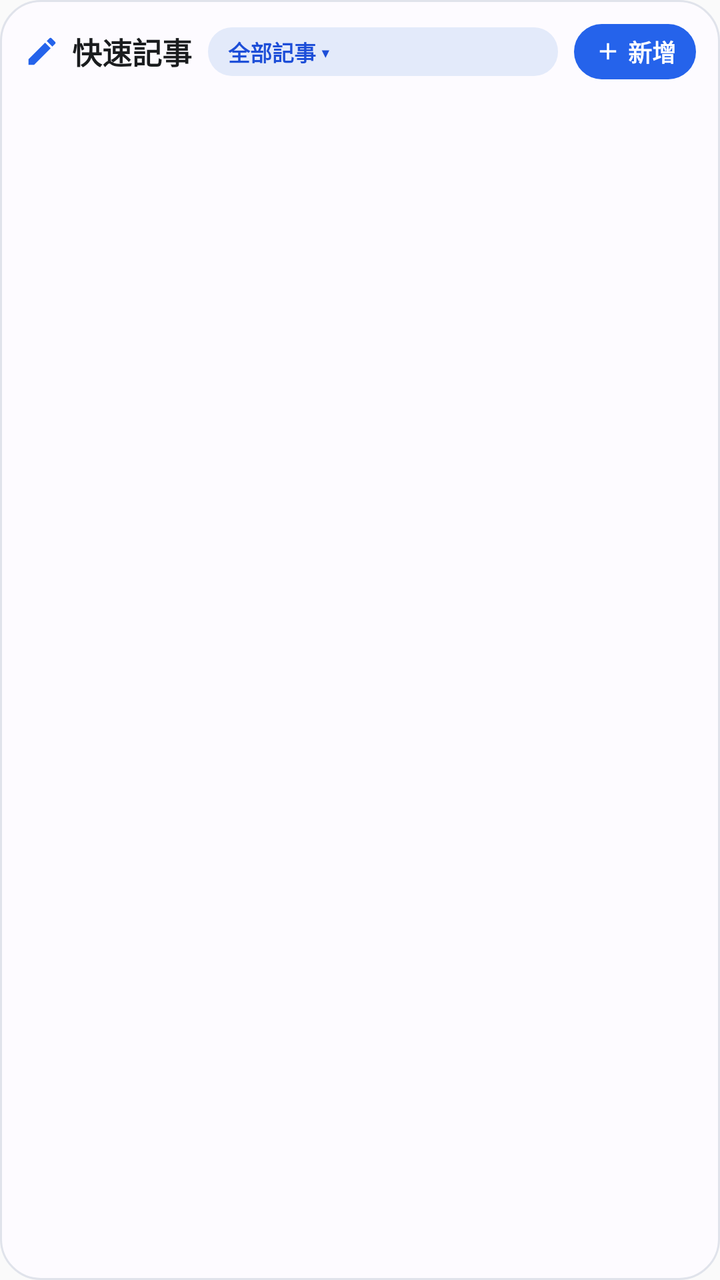
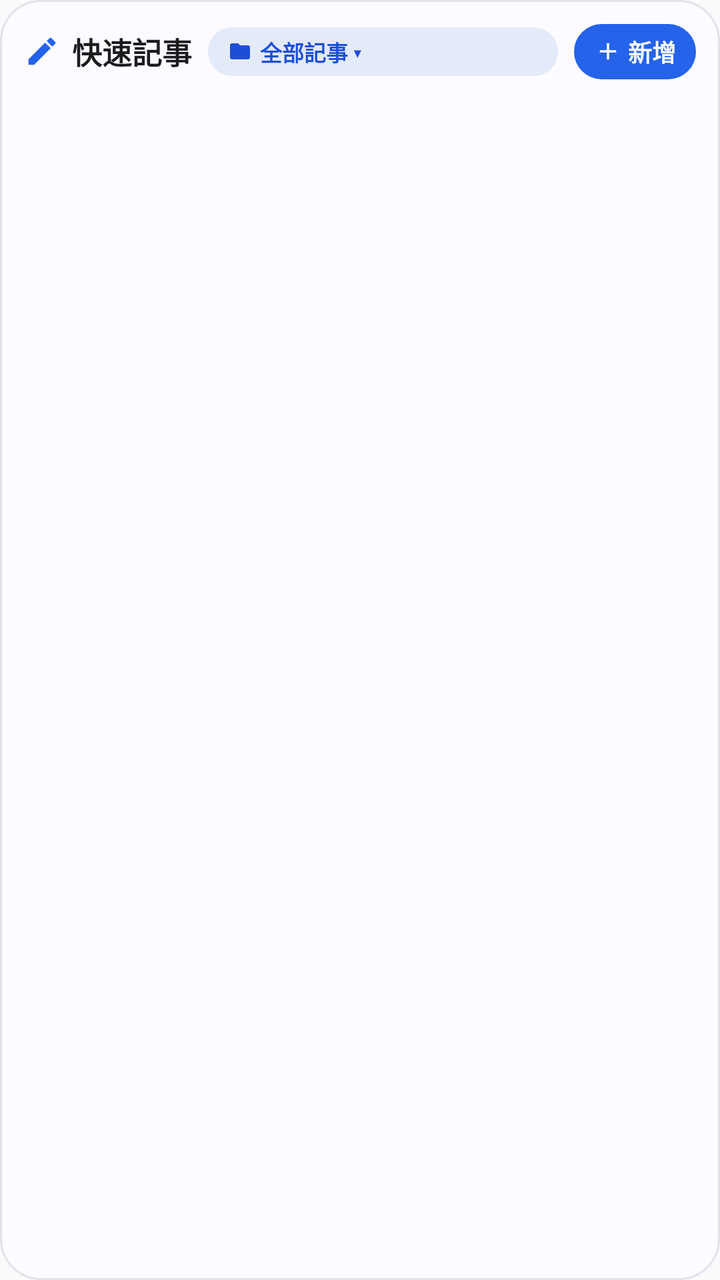

Two renders of the same Android screen: before a commit and after it. Below are the layout's source before the change and the commit's diff.
<!-- AndroidManifest.xml: application theme Theme.Notepad -->
<!-- res/layout/widget_quick_note.xml -->
<?xml version="1.0" encoding="utf-8"?>
<LinearLayout xmlns:android="http://schemas.android.com/apk/res/android"
    android:id="@+id/widget_root"
    android:layout_width="match_parent"
    android:layout_height="match_parent"
    android:background="@drawable/widget_bg"
    android:orientation="vertical"
    android:padding="12dp">

    
    <LinearLayout
        android:layout_width="match_parent"
        android:layout_height="wrap_content"
        android:gravity="center_vertical"
        android:orientation="horizontal"
        android:paddingBottom="10dp">

        <ImageView
            android:layout_width="18dp"
            android:layout_height="18dp"
            android:contentDescription="@string/widget_quick_note_name"
            android:src="@drawable/ic_widget_note" />

        <TextView
            android:id="@+id/widget_title"
            android:layout_width="wrap_content"
            android:layout_height="wrap_content"
            android:layout_marginStart="6dp"
            android:text="快速記事"
            android:textColor="@color/widget_text_primary"
            android:textSize="15sp"
            android:textStyle="bold" />

        
        <TextView
            android:id="@+id/widget_category_chip"
            android:layout_width="0dp"
            android:layout_height="wrap_content"
            android:layout_marginStart="8dp"
            android:layout_marginEnd="8dp"
            android:layout_weight="1"
            android:background="@drawable/widget_chip_bg"
            android:ellipsize="end"
            android:gravity="center_vertical"
            android:maxLines="1"
            android:paddingHorizontal="10dp"
            android:paddingVertical="4dp"
            android:text="全部記事 ▾"
            android:textColor="@color/widget_chip_text"
            android:textSize="11sp"
            android:textStyle="bold" />

        
        <LinearLayout
            android:id="@+id/widget_add_button"
            android:layout_width="wrap_content"
            android:layout_height="wrap_content"
            android:background="@drawable/widget_button_bg"
            android:gravity="center"
            android:orientation="horizontal"
            android:paddingHorizontal="10dp"
            android:paddingVertical="5dp">

            <ImageView
                android:layout_width="14dp"
                android:layout_height="14dp"
                android:contentDescription="新增記事"
                android:src="@drawable/ic_widget_add" />

            <TextView
                android:layout_width="wrap_content"
                android:layout_height="wrap_content"
                android:layout_marginStart="3dp"
                android:text="新增"
                android:textColor="@color/widget_on_accent"
                android:textSize="12sp"
                android:textStyle="bold" />
        </LinearLayout>
    </LinearLayout>

    
    <FrameLayout
        android:layout_width="match_parent"
        android:layout_height="0dp"
        android:layout_weight="1">

        <ListView
            android:id="@+id/widget_notes_list"
            android:layout_width="match_parent"
            android:layout_height="match_parent"
            android:divider="@android:color/transparent"
            android:dividerHeight="8dp"
            android:scrollbars="none" />

        <LinearLayout
            android:id="@+id/widget_empty_view"
            android:layout_width="match_parent"
            android:layout_height="match_parent"
            android:background="@drawable/widget_card_bg"
            android:gravity="center"
            android:orientation="vertical"
            android:padding="16dp"
            android:visibility="gone">

            <TextView
                android:id="@+id/widget_empty_title"
                android:layout_width="wrap_content"
                android:layout_height="wrap_content"
                android:text="目前尚無記事"
                android:textColor="@color/widget_text_primary"
                android:textSize="13sp"
                android:textStyle="bold" />

            <TextView
                android:id="@+id/widget_empty_subtitle"
                android:layout_width="wrap_content"
                android:layout_height="wrap_content"
                android:layout_marginTop="4dp"
                android:text="點擊此處立即新增記事"
                android:textColor="@color/widget_chip_text"
                android:textSize="12sp" />
        </LinearLayout>
    </FrameLayout>
</LinearLayout>
<!-- resources referenced by this layout -->
<resources>
  <color name="widget_chip_text">#FF1D4ED8</color>
  <color name="widget_on_accent">#FFFFFFFF</color>
  <color name="widget_text_primary">#FF1A1C1E</color>
  <!-- drawable ic_widget_add (drawable) -->
  <?xml version="1.0" encoding="utf-8"?>
  <vector xmlns:android="http://schemas.android.com/apk/res/android"
      android:width="18dp"
      android:height="18dp"
      android:viewportWidth="24"
      android:viewportHeight="24">
      <path
          android:fillColor="#FFFFFFFF"
          android:pathData="M19,13h-6v6h-2v-6H5v-2h6V5h2v6h6v2z" />
  </vector>
  <!-- drawable ic_widget_note (drawable) -->
  <?xml version="1.0" encoding="utf-8"?>
  <vector xmlns:android="http://schemas.android.com/apk/res/android"
      android:width="18dp"
      android:height="18dp"
      android:viewportWidth="24"
      android:viewportHeight="24">
      <path
          android:fillColor="@color/widget_accent"
          android:pathData="M3,17.25V21h3.75L17.81,9.94l-3.75,-3.75L3,17.25zM20.71,7.04c0.39,-0.39 0.39,-1.02 0,-1.41l-2.34,-2.34c-0.39,-0.39 -1.02,-0.39 -1.41,0l-1.83,1.83 3.75,3.75 1.83,-1.83z" />
  </vector>
  <!-- drawable widget_bg (drawable) -->
  <?xml version="1.0" encoding="utf-8"?>
  <shape xmlns:android="http://schemas.android.com/apk/res/android"
      android:shape="rectangle">
      <solid android:color="@color/widget_surface" />
      <corners android:radius="20dp" />
      <stroke
          android:width="1dp"
          android:color="@color/widget_surface_border" />
  </shape>
  <!-- drawable widget_button_bg (drawable) -->
  <?xml version="1.0" encoding="utf-8"?>
  <shape xmlns:android="http://schemas.android.com/apk/res/android"
      android:shape="rectangle">
      <solid android:color="@color/widget_accent" />
      <corners android:radius="16dp" />
  </shape>
  <!-- drawable widget_card_bg (drawable) -->
  <?xml version="1.0" encoding="utf-8"?>
  <shape xmlns:android="http://schemas.android.com/apk/res/android"
      android:shape="rectangle">
      <solid android:color="@color/widget_card_bg" />
      <corners android:radius="12dp" />
      <stroke
          android:width="1dp"
          android:color="@color/widget_card_border" />
  </shape>
  <!-- drawable widget_chip_bg (drawable) -->
  <?xml version="1.0" encoding="utf-8"?>
  <shape xmlns:android="http://schemas.android.com/apk/res/android"
      android:shape="rectangle">
      <solid android:color="@color/widget_chip_bg" />
      <corners android:radius="12dp" />
  </shape>
  <string name="widget_quick_note_name">快速記事小工具</string>
  <style name="Theme.Notepad" parent="android:Theme.Material.Light.NoActionBar" />
  <color name="widget_accent">#FF2563EB</color>
  <color name="widget_surface">#FFFDFBFF</color>
  <color name="widget_surface_border">#FFE0E3EB</color>
  <color name="widget_card_bg">#FFF4F6FA</color>
  <color name="widget_card_border">#FFE3E7F0</color>
  <color name="widget_chip_bg">#FFE3EAFA</color>
</resources>

<!-- the commit's change to res/layout/widget_quick_note.xml (unified diff, before → after) -->
@@ -40,6 +40,8 @@
             android:layout_marginEnd="8dp"
             android:layout_weight="1"
             android:background="@drawable/widget_chip_bg"
+            android:drawableStart="@drawable/ic_widget_category"
+            android:drawablePadding="4dp"
             android:ellipsize="end"
             android:gravity="center_vertical"
             android:maxLines="1"
@@ -102,6 +104,13 @@
             android:padding="16dp"
             android:visibility="gone">
 
+            <ImageView
+                android:layout_width="28dp"
+                android:layout_height="28dp"
+                android:layout_marginBottom="6dp"
+                android:contentDescription="@null"
+                android:src="@drawable/ic_widget_note" />
+
             <TextView
                 android:id="@+id/widget_empty_title"
                 android:layout_width="wrap_content"
<!-- resource entries referenced after the edit -->
@@ -13,6 +13,17 @@
       <path
           android:fillColor="#FFFFFFFF"
           android:pathData="M19,13h-6v6h-2v-6H5v-2h6V5h2v6h6v2z" />
+  </vector>
+  <!-- drawable ic_widget_category (drawable) -->
+  <?xml version="1.0" encoding="utf-8"?>
+  <vector xmlns:android="http://schemas.android.com/apk/res/android"
+      android:width="12dp"
+      android:height="12dp"
+      android:viewportWidth="24"
+      android:viewportHeight="24">
+      <path
+          android:fillColor="@color/widget_chip_text"
+          android:pathData="M10,4H4C2.9,4 2.01,4.9 2.01,6L2,18c0,1.1 0.9,2 2,2h16c1.1,0 2,-0.9 2,-2V8c0,-1.1 -0.9,-2 -2,-2h-8L10,4z" />
   </vector>
   <!-- drawable ic_widget_note (drawable) -->
   <?xml version="1.0" encoding="utf-8"?>
